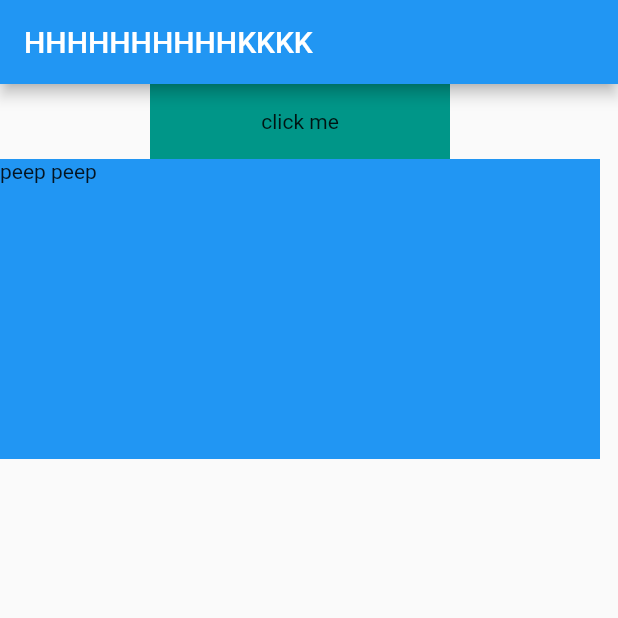
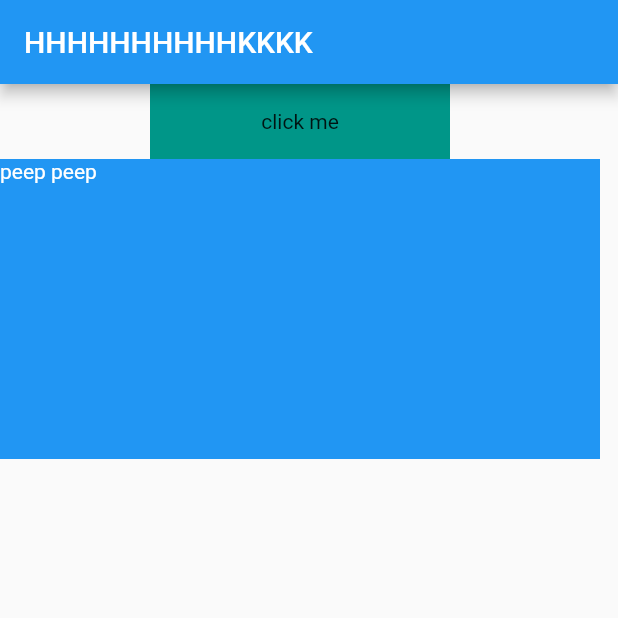
Before and after one commit to RahimaShapla/file_operation, a Flutter app: the screen it shows after launch, after a tap on "click me", on a phone screen of 412 x 824 dp, the top half of it. Run offline on Flutter 3.47's test engine with Material 2 defaults, Android fonts, the phone set to English and light mode, and no system bars; our stand-ins replace file_picker, open_file.

Commit message:
need to write

```diff
--- a/lib/file_page.dart
+++ b/lib/file_page.dart
@@ -5,7 +5,6 @@ import 'package:flutter/cupertino.dart';
 import 'package:flutter/material.dart';
 import 'package:open_file/open_file.dart';
 import 'package:path_provider/path_provider.dart';
-import 'package:permission/permission.dart';
 
 class FilePage extends StatefulWidget {
   @override
@@ -22,7 +21,7 @@ Future<String> get _localPath async {
 
 class FileState extends State<FilePage> {
 
-  String _fileName = "";
+  String _fileName;
   String _path;
   Map<String, String> _paths;
   String _extension= "";
@@ -34,18 +33,16 @@ class FileState extends State<FilePage> {
   String file;
 
   getFile() async {
-    var permissionNames = await Permission.requestPermissions([PermissionName.Calendar, PermissionName.Camera]);
+   // var permissionNames = await Permission.requestPermissions([PermissionName.Calendar, PermissionName.Camera]);
    // permissionNames.
     file = await FilePicker.getFilePath(type: FileType.ANY );
       setState(() async{
         _fileName =file;
         OpenFile.open(_fileName);
 
-
-
-       final directory = await getApplicationDocumentsDirectory();
+      /* final directory = await getApplicationDocumentsDirectory();
         final _path = directory.path;
-        File('$_path./hello.txt');
+        File('$_path./hello.txt');*/
 
 
       });
@@ -63,7 +60,10 @@ class FileState extends State<FilePage> {
           children: <Widget>[
             InkWell(
               onTap: (){
-                getFile();
+                setState(() {
+                  getFile();
+                });
+
               },
               child: Container(
                 height: 50,
@@ -80,7 +80,8 @@ class FileState extends State<FilePage> {
                width: 400,
                color: Colors.blue,
                child: Text(
-                   _fileName == null ? "peep peep" : _fileName
+                   _fileName == null ? "peep peep" : _fileName,
+                 style: TextStyle(color: Colors.white),
                ),
 
              )
--- a/lib/main.dart
+++ b/lib/main.dart
@@ -1,5 +1,4 @@
-import 'package:flutter/material.dart';
-import 'package:permission/permission.dart';
+import 'package:flutter/material.dart';;
 
 import 'file_page.dart';
 
--- a/pubspec.yaml
+++ b/pubspec.yaml
@@ -14,7 +14,7 @@ dependencies:
   open_file: ^3.0.1
   file_picker: ^1.4.3+2
   path_provider: ^1.6.0
-  permission: ^0.1.5
+  #  permission: ^0.1.5
 
 dev_dependencies:
   flutter_test:
```
Also changed, not shown: pubspec.lock.
